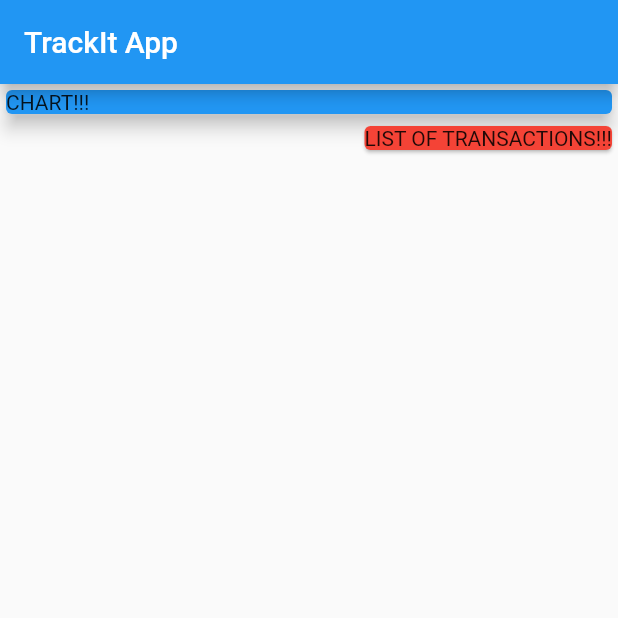
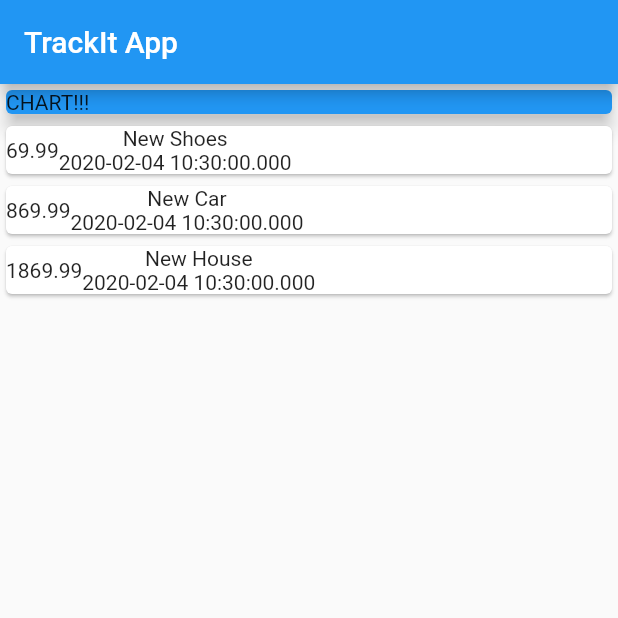
Before and after one commit to dharmykoya/expenseApp_mobile, a Flutter app: the screen it shows after launch, on a phone screen of 412 x 824 dp, the top half of it. Run offline on Flutter 3.47's test engine with Material 2 defaults, Android fonts, the phone set to English and light mode, and no system bars.

Commit message:
lisiting transactions

```diff
--- a/lib/main.dart
+++ b/lib/main.dart
@@ -42,7 +42,7 @@ class MyHomePage extends StatelessWidget {
       ),
       body: Column(
         mainAxisAlignment: MainAxisAlignment.start,
-        crossAxisAlignment: CrossAxisAlignment.end,
+        crossAxisAlignment: CrossAxisAlignment.start,
         children: <Widget>[
           Container(
             width: double.infinity,
@@ -52,9 +52,28 @@ class MyHomePage extends StatelessWidget {
               elevation: 5,
             ),
           ),
-          Card(
-            color: Colors.red,
-            child: Text('LIST OF TRANSACTIONS!!!'),
+          Column(
+            children: transactions.map((tx) {
+              return Card(
+                child: Row(
+                  children: <Widget>[
+                    Container(
+                      child: Text(
+                        tx.amount.toString(),
+                      ),
+                    ),
+                    Column(
+                      children: <Widget>[
+                        Text(tx.title),
+                        Text(
+                          tx.date.toString(),
+                        )
+                      ],
+                    )
+                  ],
+                ),
+              );
+            }).toList(),
           ),
         ],
       ),
```
